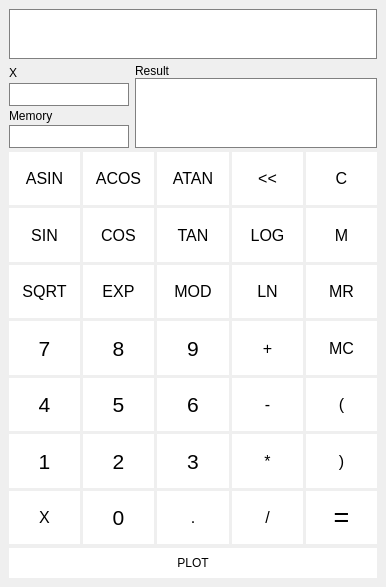
Above: gui/mainwindow.ui from lmsnsk/exchange_3 before the change. Below: the same form after it.
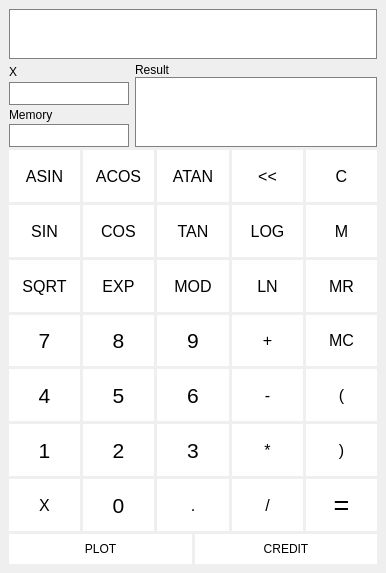
That is the form after the change.

The edit to the form file:
```diff
--- a/gui/mainwindow.ui
+++ b/gui/mainwindow.ui
@@ -7,7 +7,7 @@
     <x>0</x>
     <y>0</y>
     <width>386</width>
-    <height>587</height>
+    <height>573</height>
    </rect>
   </property>
   <property name="minimumSize">
@@ -68,11 +68,172 @@
      <height>0</height>
     </size>
    </property>
-   <layout class="QGridLayout" name="gridLayout">
-    <property name="verticalSpacing">
-     <number>4</number>
+   <layout class="QVBoxLayout" name="verticalLayout">
+    <property name="spacing">
+     <number>3</number>
     </property>
-    <item row="2" column="0" rowspan="2">
+    <property name="leftMargin">
+     <number>9</number>
+    </property>
+    <item>
+     <widget class="QLineEdit" name="inputField">
+      <property name="minimumSize">
+       <size>
+        <width>0</width>
+        <height>50</height>
+       </size>
+      </property>
+      <property name="font">
+       <font>
+        <pointsize>12</pointsize>
+       </font>
+      </property>
+     </widget>
+    </item>
+    <item>
+     <layout class="QHBoxLayout" name="horizontalLayout">
+      <property name="spacing">
+       <number>6</number>
+      </property>
+      <item>
+       <layout class="QVBoxLayout" name="verticalLayout_2">
+        <property name="spacing">
+         <number>0</number>
+        </property>
+        <item>
+         <widget class="QLabel" name="label_3">
+          <property name="minimumSize">
+           <size>
+            <width>0</width>
+            <height>15</height>
+           </size>
+          </property>
+          <property name="text">
+           <string>X</string>
+          </property>
+         </widget>
+        </item>
+        <item>
+         <widget class="QLineEdit" name="input_x">
+          <property name="minimumSize">
+           <size>
+            <width>110</width>
+            <height>20</height>
+           </size>
+          </property>
+          <property name="maximumSize">
+           <size>
+            <width>120</width>
+            <height>30</height>
+           </size>
+          </property>
+          <property name="font">
+           <font>
+            <pointsize>12</pointsize>
+           </font>
+          </property>
+         </widget>
+        </item>
+        <item>
+         <widget class="QLabel" name="label_2">
+          <property name="minimumSize">
+           <size>
+            <width>0</width>
+            <height>15</height>
+           </size>
+          </property>
+          <property name="text">
+           <string>Memory</string>
+          </property>
+         </widget>
+        </item>
+        <item>
+         <widget class="QLineEdit" name="memory_field">
+          <property name="minimumSize">
+           <size>
+            <width>110</width>
+            <height>20</height>
+           </size>
+          </property>
+          <property name="maximumSize">
+           <size>
+            <width>120</width>
+            <height>30</height>
+           </size>
+          </property>
+          <property name="font">
+           <font>
+            <pointsize>12</pointsize>
+           </font>
+          </property>
+          <property name="focusPolicy">
+           <enum>Qt::NoFocus</enum>
+          </property>
+         </widget>
+        </item>
+       </layout>
+      </item>
+      <item>
+       <layout class="QVBoxLayout" name="verticalLayout_3">
+        <property name="spacing">
+         <number>0</number>
+        </property>
+        <item>
+         <widget class="QLabel" name="label">
+          <property name="minimumSize">
+           <size>
+            <width>200</width>
+            <height>15</height>
+           </size>
+          </property>
+          <property name="maximumSize">
+           <size>
+            <width>16777215</width>
+            <height>15</height>
+           </size>
+          </property>
+          <property name="text">
+           <string>Result</string>
+          </property>
+         </widget>
+        </item>
+        <item>
+         <widget class="QLineEdit" name="result_field">
+          <property name="sizePolicy">
+           <sizepolicy hsizetype="Minimum" vsizetype="Preferred">
+            <horstretch>0</horstretch>
+            <verstretch>0</verstretch>
+           </sizepolicy>
+          </property>
+          <property name="minimumSize">
+           <size>
+            <width>200</width>
+            <height>40</height>
+           </size>
+          </property>
+          <property name="maximumSize">
+           <size>
+            <width>16777215</width>
+            <height>70</height>
+           </size>
+          </property>
+          <property name="font">
+           <font>
+            <pointsize>18</pointsize>
+            <weight>75</weight>
+            <bold>true</bold>
+           </font>
+          </property>
+          <property name="focusPolicy">
+           <enum>Qt::NoFocus</enum>
+          </property>
+         </widget>
+        </item>
+       </layout>
+      </item>
+     </layout>
+    </item>
+    <item>
      <layout class="QGridLayout" name="gridLayoutBtn">
       <property name="leftMargin">
        <number>0</number>
@@ -1306,186 +1467,57 @@
       </item>
      </layout>
     </item>
-    <item row="4" column="0">
-     <widget class="QPushButton" name="plotButton">
-      <property name="sizePolicy">
-       <sizepolicy hsizetype="Preferred" vsizetype="Preferred">
-        <horstretch>0</horstretch>
-        <verstretch>0</verstretch>
-       </sizepolicy>
-      </property>
-      <property name="minimumSize">
-       <size>
-        <width>30</width>
-        <height>0</height>
-       </size>
-      </property>
-      <property name="maximumSize">
-       <size>
-        <width>16777215</width>
-        <height>30</height>
-       </size>
-      </property>
-      <property name="text">
-       <string>PLOT</string>
-      </property>
-     </widget>
-    </item>
-    <item row="0" column="0">
-     <widget class="QLineEdit" name="inputField">
-      <property name="minimumSize">
-       <size>
-        <width>0</width>
-        <height>50</height>
-       </size>
-      </property>
-      <property name="font">
-       <font>
-        <pointsize>12</pointsize>
-       </font>
-      </property>
-     </widget>
-    </item>
-    <item row="1" column="0">
-     <layout class="QHBoxLayout" name="horizontalLayout">
-      <property name="spacing">
-       <number>6</number>
-      </property>
+    <item>
+     <layout class="QHBoxLayout" name="horizontalLayout_2">
       <item>
-       <layout class="QVBoxLayout" name="verticalLayout_2">
-        <property name="spacing">
-         <number>0</number>
+       <widget class="QPushButton" name="plotButton">
+        <property name="sizePolicy">
+         <sizepolicy hsizetype="Preferred" vsizetype="Preferred">
+          <horstretch>0</horstretch>
+          <verstretch>0</verstretch>
+         </sizepolicy>
         </property>
-        <item>
-         <widget class="QLabel" name="label_3">
-          <property name="minimumSize">
-           <size>
-            <width>0</width>
-            <height>15</height>
-           </size>
-          </property>
-          <property name="text">
-           <string>X</string>
-          </property>
-         </widget>
-        </item>
-        <item>
-         <widget class="QLineEdit" name="input_x">
-          <property name="minimumSize">
-           <size>
-            <width>110</width>
-            <height>20</height>
-           </size>
-          </property>
-          <property name="maximumSize">
-           <size>
-            <width>120</width>
-            <height>30</height>
-           </size>
-          </property>
-          <property name="font">
-           <font>
-            <pointsize>12</pointsize>
-           </font>
-          </property>
-         </widget>
-        </item>
-        <item>
-         <widget class="QLabel" name="label_2">
-          <property name="minimumSize">
-           <size>
-            <width>0</width>
-            <height>15</height>
-           </size>
-          </property>
-          <property name="text">
-           <string>Memory</string>
-          </property>
-         </widget>
-        </item>
-        <item>
-         <widget class="QLineEdit" name="memory_field">
-          <property name="minimumSize">
-           <size>
-            <width>110</width>
-            <height>20</height>
-           </size>
-          </property>
-          <property name="maximumSize">
-           <size>
-            <width>120</width>
-            <height>30</height>
-           </size>
-          </property>
-          <property name="font">
-           <font>
-            <pointsize>12</pointsize>
-           </font>
-          </property>
-          <property name="focusPolicy">
-           <enum>Qt::NoFocus</enum>
-          </property>
-         </widget>
-        </item>
-       </layout>
+        <property name="minimumSize">
+         <size>
+          <width>30</width>
+          <height>0</height>
+         </size>
+        </property>
+        <property name="maximumSize">
+         <size>
+          <width>16777215</width>
+          <height>30</height>
+         </size>
+        </property>
+        <property name="text">
+         <string>PLOT</string>
+        </property>
+       </widget>
       </item>
       <item>
-       <layout class="QVBoxLayout" name="verticalLayout_3">
-        <property name="spacing">
-         <number>0</number>
+       <widget class="QPushButton" name="creditButton">
+        <property name="sizePolicy">
+         <sizepolicy hsizetype="Minimum" vsizetype="Preferred">
+          <horstretch>0</horstretch>
+          <verstretch>0</verstretch>
+         </sizepolicy>
         </property>
-        <item>
-         <widget class="QLabel" name="label">
-          <property name="minimumSize">
-           <size>
-            <width>200</width>
-            <height>15</height>
-           </size>
-          </property>
-          <property name="maximumSize">
-           <size>
-            <width>16777215</width>
-            <height>15</height>
-           </size>
-          </property>
-          <property name="text">
-           <string>Result</string>
-          </property>
-         </widget>
-        </item>
-        <item>
-         <widget class="QLineEdit" name="result_field">
-          <property name="sizePolicy">
-           <sizepolicy hsizetype="Minimum" vsizetype="Preferred">
-            <horstretch>0</horstretch>
-            <verstretch>0</verstretch>
-           </sizepolicy>
-          </property>
-          <property name="minimumSize">
-           <size>
-            <width>200</width>
-            <height>40</height>
-           </size>
-          </property>
-          <property name="maximumSize">
-           <size>
-            <width>16777215</width>
-            <height>70</height>
-           </size>
-          </property>
-          <property name="font">
-           <font>
-            <pointsize>18</pointsize>
-            <weight>75</weight>
-            <bold>true</bold>
-           </font>
-          </property>
-          <property name="focusPolicy">
-           <enum>Qt::NoFocus</enum>
-          </property>
-         </widget>
-        </item>
-       </layout>
+        <property name="minimumSize">
+         <size>
+          <width>0</width>
+          <height>30</height>
+         </size>
+        </property>
+        <property name="maximumSize">
+         <size>
+          <width>16777215</width>
+          <height>30</height>
+         </size>
+        </property>
+        <property name="text">
+         <string>CREDIT</string>
+        </property>
+       </widget>
       </item>
      </layout>
     </item>
```
Left out of the diff: 2 changed lines with no effect on the pictures.
